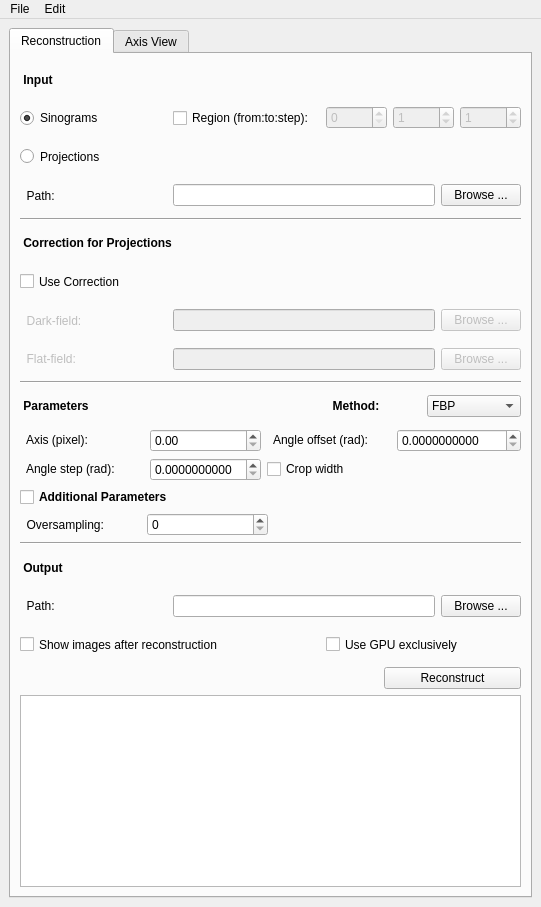
The window that unfoog/gui.ui (ufo-kit/tofu) describes before a commit, drawn with Qt 5.
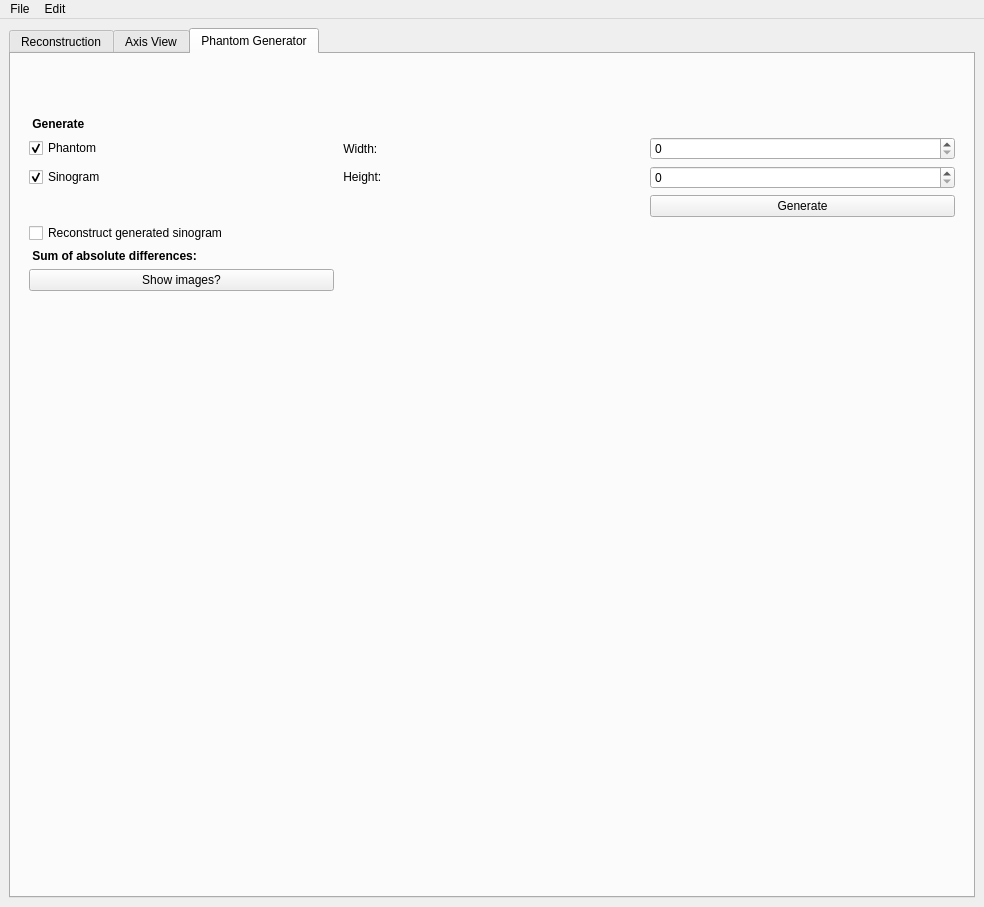
The same window after the commit.

Commit message: Add phantom generator

What changed in the file:
```diff
--- a/unfoog/gui.ui
+++ b/unfoog/gui.ui
@@ -6,7 +6,7 @@
    <rect>
     <x>0</x>
     <y>0</y>
-    <width>541</width>
+    <width>984</width>
     <height>907</height>
    </rect>
   </property>
@@ -66,7 +66,7 @@
        <enum>Qt::LeftToRight</enum>
       </property>
       <property name="currentIndex">
-       <number>0</number>
+       <number>2</number>
       </property>
       <widget class="QWidget" name="Reconstruction">
        <property name="enabled">
@@ -125,7 +125,7 @@
           <item row="11" column="4">
            <widget class="QPushButton" name="flats_path_button">
             <property name="enabled">
-             <bool>false</bool>
+             <bool>true</bool>
             </property>
             <property name="sizePolicy">
              <sizepolicy hsizetype="Minimum" vsizetype="Fixed">
@@ -341,7 +341,7 @@
           <item row="10" column="4">
            <widget class="QPushButton" name="darks_path_button">
             <property name="enabled">
-             <bool>false</bool>
+             <bool>true</bool>
             </property>
             <property name="sizePolicy">
              <sizepolicy hsizetype="Minimum" vsizetype="Fixed">
@@ -465,7 +465,7 @@
           <item row="11" column="1" colspan="3">
            <widget class="QLineEdit" name="flats_path_line">
             <property name="enabled">
-             <bool>false</bool>
+             <bool>true</bool>
             </property>
             <property name="sizePolicy">
              <sizepolicy hsizetype="Expanding" vsizetype="Fixed">
@@ -481,7 +481,7 @@
           <item row="11" column="0">
            <widget class="QLabel" name="flats_label">
             <property name="enabled">
-             <bool>false</bool>
+             <bool>true</bool>
             </property>
             <property name="sizePolicy">
              <sizepolicy hsizetype="Expanding" vsizetype="Expanding">
@@ -512,14 +512,14 @@
              <string notr="true"/>
             </property>
             <property name="text">
-             <string>Use Correction</string>
+             <string>Use correction</string>
             </property>
            </widget>
           </item>
           <item row="10" column="0">
            <widget class="QLabel" name="darks_label">
             <property name="enabled">
-             <bool>false</bool>
+             <bool>true</bool>
             </property>
             <property name="sizePolicy">
              <sizepolicy hsizetype="Expanding" vsizetype="Expanding">
@@ -538,7 +538,7 @@
           <item row="10" column="1" colspan="3">
            <widget class="QLineEdit" name="darks_path_line">
             <property name="enabled">
-             <bool>false</bool>
+             <bool>true</bool>
             </property>
             <property name="sizePolicy">
              <sizepolicy hsizetype="Expanding" vsizetype="Fixed">
@@ -788,7 +788,7 @@
                </font>
               </property>
               <property name="text">
-               <string>Additional Parameters</string>
+               <string>Additional parameters</string>
               </property>
              </widget>
             </item>
@@ -831,7 +831,7 @@
              </font>
             </property>
             <property name="text">
-             <string> Correction for Projections</string>
+             <string> Correction for projections</string>
             </property>
            </widget>
           </item>
@@ -1186,6 +1186,185 @@
         </item>
        </layout>
       </widget>
+      <widget class="QWidget" name="phgen">
+       <property name="sizePolicy">
+        <sizepolicy hsizetype="Expanding" vsizetype="Expanding">
+         <horstretch>0</horstretch>
+         <verstretch>0</verstretch>
+        </sizepolicy>
+       </property>
+       <property name="maximumSize">
+        <size>
+         <width>16777215</width>
+         <height>300</height>
+        </size>
+       </property>
+       <attribute name="title">
+        <string>Phantom Generator</string>
+       </attribute>
+       <layout class="QHBoxLayout" name="horizontalLayout">
+        <item>
+         <widget class="QWidget" name="widget" native="true">
+          <property name="sizePolicy">
+           <sizepolicy hsizetype="Expanding" vsizetype="Fixed">
+            <horstretch>0</horstretch>
+            <verstretch>0</verstretch>
+           </sizepolicy>
+          </property>
+          <property name="maximumSize">
+           <size>
+            <width>16777215</width>
+            <height>270</height>
+           </size>
+          </property>
+          <layout class="QVBoxLayout" name="verticalLayout_7">
+           <property name="topMargin">
+            <number>9</number>
+           </property>
+           <item>
+            <layout class="QGridLayout" name="gridLayout_7">
+             <item row="7" column="0">
+              <widget class="QPushButton" name="show_phgen">
+               <property name="toolTip">
+                <string notr="true">Show images with ImageJ</string>
+               </property>
+               <property name="text">
+                <string>Show images?</string>
+               </property>
+              </widget>
+             </item>
+             <item row="5" column="0" colspan="2">
+              <widget class="QCheckBox" name="reco_sino_phgen">
+               <property name="enabled">
+                <bool>true</bool>
+               </property>
+               <property name="text">
+                <string>Reconstruct generated sinogram</string>
+               </property>
+              </widget>
+             </item>
+             <item row="6" column="0" colspan="2">
+              <widget class="QLabel" name="sum_abs_diff_label">
+               <property name="enabled">
+                <bool>true</bool>
+               </property>
+               <property name="sizePolicy">
+                <sizepolicy hsizetype="Preferred" vsizetype="Fixed">
+                 <horstretch>0</horstretch>
+                 <verstretch>0</verstretch>
+                </sizepolicy>
+               </property>
+               <property name="font">
+                <font>
+                 <weight>75</weight>
+                 <bold>true</bold>
+                </font>
+               </property>
+               <property name="text">
+                <string> Sum of absolute differences:</string>
+               </property>
+              </widget>
+             </item>
+             <item row="6" column="2">
+              <widget class="QLabel" name="sum_abs_diff">
+               <property name="font">
+                <font>
+                 <weight>75</weight>
+                 <bold>true</bold>
+                </font>
+               </property>
+               <property name="text">
+                <string/>
+               </property>
+              </widget>
+             </item>
+             <item row="1" column="0">
+              <widget class="QCheckBox" name="generate_phantom">
+               <property name="text">
+                <string>Phantom</string>
+               </property>
+               <property name="checked">
+                <bool>true</bool>
+               </property>
+              </widget>
+             </item>
+             <item row="0" column="0" colspan="2">
+              <widget class="QLabel" name="label_7">
+               <property name="sizePolicy">
+                <sizepolicy hsizetype="Preferred" vsizetype="Fixed">
+                 <horstretch>0</horstretch>
+                 <verstretch>0</verstretch>
+                </sizepolicy>
+               </property>
+               <property name="font">
+                <font>
+                 <weight>75</weight>
+                 <bold>true</bold>
+                </font>
+               </property>
+               <property name="text">
+                <string> Generate</string>
+               </property>
+              </widget>
+             </item>
+             <item row="2" column="0">
+              <widget class="QCheckBox" name="generate_sinogram">
+               <property name="text">
+                <string>Sinogram</string>
+               </property>
+               <property name="checked">
+                <bool>true</bool>
+               </property>
+              </widget>
+             </item>
+             <item row="1" column="1">
+              <widget class="QLabel" name="label_11">
+               <property name="text">
+                <string> Width:</string>
+               </property>
+              </widget>
+             </item>
+             <item row="1" column="2">
+              <widget class="QSpinBox" name="phgen_width">
+               <property name="maximum">
+                <number>10000</number>
+               </property>
+              </widget>
+             </item>
+             <item row="2" column="1">
+              <widget class="QLabel" name="label_10">
+               <property name="sizePolicy">
+                <sizepolicy hsizetype="Preferred" vsizetype="Fixed">
+                 <horstretch>0</horstretch>
+                 <verstretch>0</verstretch>
+                </sizepolicy>
+               </property>
+               <property name="text">
+                <string> Height:</string>
+               </property>
+              </widget>
+             </item>
+             <item row="2" column="2">
+              <widget class="QSpinBox" name="phgen_height">
+               <property name="maximum">
+                <number>10000</number>
+               </property>
+              </widget>
+             </item>
+             <item row="4" column="2">
+              <widget class="QPushButton" name="generate_button">
+               <property name="text">
+                <string>Generate</string>
+               </property>
+              </widget>
+             </item>
+            </layout>
+           </item>
+          </layout>
+         </widget>
+        </item>
+       </layout>
+      </widget>
      </widget>
     </item>
    </layout>
@@ -1195,7 +1374,7 @@
     <rect>
      <x>0</x>
      <y>0</y>
-     <width>541</width>
+     <width>984</width>
      <height>27</height>
     </rect>
    </property>
```
Left out of the diff: 66 changed lines with no effect on the pictures. The commit also changes 2 other files.
